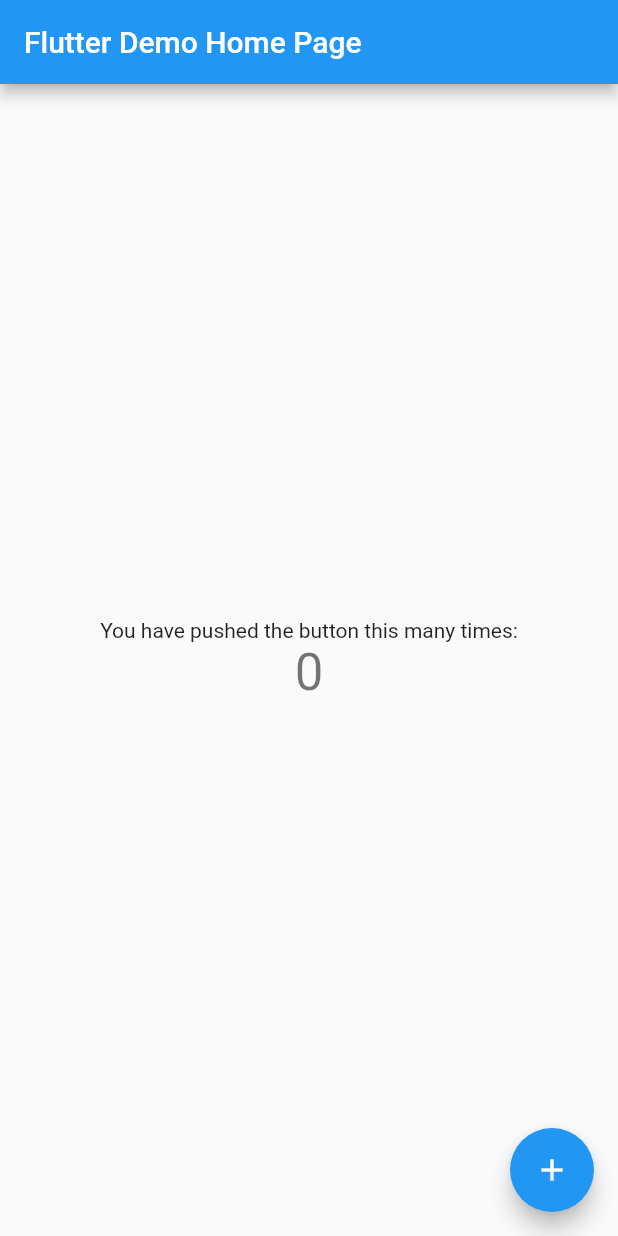
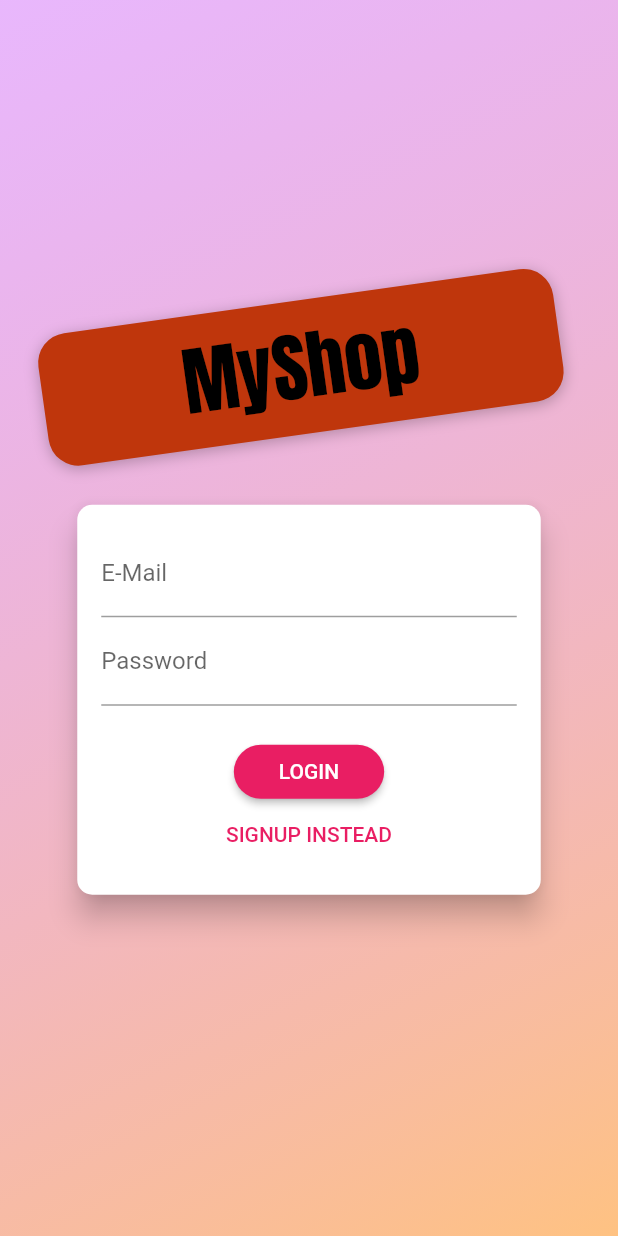
Before and after one commit to Chethan-B-dev/cloud_kitchen, a Flutter app: the screen it shows after launch, on a phone screen of 412 x 824 dp. Run offline on Flutter 3.47's test engine with Material 2 defaults, Android fonts, the phone set to English and light mode, and no system bars.

Commit message:
added authentication screen

```diff
--- a/lib/main.dart
+++ b/lib/main.dart
@@ -1,113 +1,19 @@
 import 'package:flutter/material.dart';
+import './screens/auth_screen.dart';
 
-void main() {
-  runApp(MyApp());
-}
+void main() => runApp(MyApp());
 
 class MyApp extends StatelessWidget {
-  // This widget is the root of your application.
   @override
   Widget build(BuildContext context) {
     return MaterialApp(
       title: 'Flutter Demo',
       theme: ThemeData(
-        // This is the theme of your application.
-        //
-        // Try running your application with "flutter run". You'll see the
-        // application has a blue toolbar. Then, without quitting the app, try
-        // changing the primarySwatch below to Colors.green and then invoke
-        // "hot reload" (press "r" in the console where you ran "flutter run",
-        // or simply save your changes to "hot reload" in a Flutter IDE).
-        // Notice that the counter didn't reset back to zero; the application
-        // is not restarted.
-        primarySwatch: Colors.blue,
+        primarySwatch: Colors.pink,
+        accentColor: Colors.orange,
       ),
-      home: MyHomePage(title: 'Flutter Demo Home Page'),
+      home: AuthScreen(),
+      routes: {AuthScreen.routeName: (ctx) => AuthScreen()},
     );
   }
 }
-
-class MyHomePage extends StatefulWidget {
-  MyHomePage({Key? key, required this.title}) : super(key: key);
-
-  // This widget is the home page of your application. It is stateful, meaning
-  // that it has a State object (defined below) that contains fields that affect
-  // how it looks.
-
-  // This class is the configuration for the state. It holds the values (in this
-  // case the title) provided by the parent (in this case the App widget) and
-  // used by the build method of the State. Fields in a Widget subclass are
-  // always marked "final".
-
-  final String title;
-
-  @override
-  _MyHomePageState createState() => _MyHomePageState();
-}
-
-class _MyHomePageState extends State<MyHomePage> {
-  int _counter = 0;
-
-  void _incrementCounter() {
-    setState(() {
-      // This call to setState tells the Flutter framework that something has
-      // changed in this State, which causes it to rerun the build method below
-      // so that the display can reflect the updated values. If we changed
-      // _counter without calling setState(), then the build method would not be
-      // called again, and so nothing would appear to happen.
-      _counter++;
-    });
-  }
-
-  @override
-  Widget build(BuildContext context) {
-    // This method is rerun every time setState is called, for instance as done
-    // by the _incrementCounter method above.
-    //
-    // The Flutter framework has been optimized to make rerunning build methods
-    // fast, so that you can just rebuild anything that needs updating rather
-    // than having to individually change instances of widgets.
-    return Scaffold(
-      appBar: AppBar(
-        // Here we take the value from the MyHomePage object that was created by
-        // the App.build method, and use it to set our appbar title.
-        title: Text(widget.title),
-      ),
-      body: Center(
-        // Center is a layout widget. It takes a single child and positions it
-        // in the middle of the parent.
-        child: Column(
-          // Column is also a layout widget. It takes a list of children and
-          // arranges them vertically. By default, it sizes itself to fit its
-          // children horizontally, and tries to be as tall as its parent.
-          //
-          // Invoke "debug painting" (press "p" in the console, choose the
-          // "Toggle Debug Paint" action from the Flutter Inspector in Android
-          // Studio, or the "Toggle Debug Paint" command in Visual Studio Code)
-          // to see the wireframe for each widget.
-          //
-          // Column has various properties to control how it sizes itself and
-          // how it positions its children. Here we use mainAxisAlignment to
-          // center the children vertically; the main axis here is the vertical
-          // axis because Columns are vertical (the cross axis would be
-          // horizontal).
-          mainAxisAlignment: MainAxisAlignment.center,
-          children: <Widget>[
-            Text(
-              'You have pushed the button this many times:',
-            ),
-            Text(
-              '$_counter',
-              style: Theme.of(context).textTheme.headline4,
-            ),
-          ],
-        ),
-      ),
-      floatingActionButton: FloatingActionButton(
-        onPressed: _incrementCounter,
-        tooltip: 'Increment',
-        child: Icon(Icons.add),
-      ), // This trailing comma makes auto-formatting nicer for build methods.
-    );
-  }
-}
--- /dev/null
+++ b/lib/models/http_exception.dart
@@ -0,0 +1,11 @@
+class HttpException implements Exception {
+  final String message;
+
+  HttpException(this.message);
+
+  @override
+  String toString() {
+    return message;
+    // return super.toString(); // Instance of HttpException
+  }
+}
--- /dev/null
+++ b/lib/screens/auth_screen.dart
@@ -0,0 +1,319 @@
+import 'dart:math';
+
+import 'package:flutter/material.dart';
+import '../models/http_exception.dart';
+
+enum AuthMode { Signup, Login }
+
+class AuthScreen extends StatelessWidget {
+  static const routeName = '/auth';
+
+  @override
+  Widget build(BuildContext context) {
+    final deviceSize = MediaQuery.of(context).size;
+    // final transformConfig = Matrix4.rotationZ(-8 * pi / 180);
+    // transformConfig.translate(-10.0);
+    return Scaffold(
+      // resizeToAvoidBottomInset: false,
+      body: Stack(
+        children: <Widget>[
+          Container(
+            decoration: BoxDecoration(
+              gradient: LinearGradient(
+                colors: [
+                  Color.fromRGBO(215, 117, 255, 1).withOpacity(0.5),
+                  Color.fromRGBO(255, 188, 117, 1).withOpacity(0.9),
+                ],
+                begin: Alignment.topLeft,
+                end: Alignment.bottomRight,
+                stops: [0, 1],
+              ),
+            ),
+          ),
+          SingleChildScrollView(
+            child: Container(
+              height: deviceSize.height,
+              width: deviceSize.width,
+              child: Column(
+                mainAxisAlignment: MainAxisAlignment.center,
+                crossAxisAlignment: CrossAxisAlignment.center,
+                children: <Widget>[
+                  Flexible(
+                    child: Container(
+                      margin: EdgeInsets.only(bottom: 20.0),
+                      padding:
+                          EdgeInsets.symmetric(vertical: 8.0, horizontal: 94.0),
+                      transform: Matrix4.rotationZ(-8 * pi / 180)
+                        ..translate(-10.0),
+                      // ..translate(-10.0),
+                      decoration: BoxDecoration(
+                        borderRadius: BorderRadius.circular(20),
+                        color: Colors.deepOrange.shade900,
+                        boxShadow: [
+                          BoxShadow(
+                            blurRadius: 8,
+                            color: Colors.black26,
+                            offset: Offset(0, 2),
+                          )
+                        ],
+                      ),
+                      child: Text(
+                        'MyShop',
+                        style: TextStyle(
+                          color: Colors.black,
+                          fontSize: 50,
+                          fontFamily: 'Anton',
+                          fontWeight: FontWeight.normal,
+                        ),
+                      ),
+                    ),
+                  ),
+                  Flexible(
+                    flex: deviceSize.width > 600 ? 2 : 1,
+                    child: AuthCard(),
+                  ),
+                ],
+              ),
+            ),
+          ),
+        ],
+      ),
+    );
+  }
+}
+
+class AuthCard extends StatefulWidget {
+  @override
+  _AuthCardState createState() => _AuthCardState();
+}
+
+class _AuthCardState extends State<AuthCard>
+    with SingleTickerProviderStateMixin {
+  final GlobalKey<FormState> _formKey = GlobalKey();
+  AuthMode _authMode = AuthMode.Login;
+  Map<String, String> _authData = {
+    'email': '',
+    'password': '',
+  };
+  var _isLoading = false;
+  final _passwordController = TextEditingController();
+  AnimationController _controller;
+  Animation<Offset> _slideAnimation;
+  Animation<double> _opacityAnimation;
+
+  @override
+  void initState() {
+    super.initState();
+    _controller = AnimationController(
+      vsync: this,
+      duration: Duration(
+        milliseconds: 300,
+      ),
+    );
+    _slideAnimation = Tween<Offset>(
+      begin: Offset(0, -1.5),
+      end: Offset(0, 0),
+    ).animate(
+      CurvedAnimation(
+        parent: _controller,
+        curve: Curves.fastOutSlowIn,
+      ),
+    );
+    _opacityAnimation = Tween(begin: 0.0, end: 1.0).animate(
+      CurvedAnimation(
+        parent: _controller,
+        curve: Curves.easeIn,
+      ),
+    );
+    // _heightAnimation.addListener(() => setState(() {}));
+  }
+
+  @override
+  void dispose() {
+    super.dispose();
+    _controller.dispose();
+  }
+
+  void _showErrorDialog(String message) {
+    showDialog(
+      context: context,
+      builder: (ctx) => AlertDialog(
+        title: Text('An Error Occurred!'),
+        content: Text(message),
+        actions: <Widget>[
+          FlatButton(
+            child: Text('Okay'),
+            onPressed: () {
+              Navigator.of(ctx).pop();
+            },
+          )
+        ],
+      ),
+    );
+  }
+
+  Future<void> _submit() async {
+    if (!_formKey.currentState.validate()) {
+      // Invalid!
+      return;
+    }
+    _formKey.currentState.save();
+    setState(() {
+      _isLoading = true;
+    });
+    try {
+      if (_authMode == AuthMode.Login) {
+        // Log user in
+        print("login");
+      } else {
+        // Sign user up
+        print("register");
+      }
+    } on HttpException catch (error) {
+      var errorMessage = 'Authentication failed';
+      if (error.toString().contains('EMAIL_EXISTS')) {
+        errorMessage = 'This email address is already in use.';
+      } else if (error.toString().contains('INVALID_EMAIL')) {
+        errorMessage = 'This is not a valid email address';
+      } else if (error.toString().contains('WEAK_PASSWORD')) {
+        errorMessage = 'This password is too weak.';
+      } else if (error.toString().contains('EMAIL_NOT_FOUND')) {
+        errorMessage = 'Could not find a user with that email.';
+      } else if (error.toString().contains('INVALID_PASSWORD')) {
+        errorMessage = 'Invalid password.';
+      }
+      _showErrorDialog(errorMessage);
+    } catch (error) {
+      const errorMessage =
+          'Could not authenticate you. Please try again later.';
+      _showErrorDialog(errorMessage);
+    }
+
+    setState(() {
+      _isLoading = false;
+    });
+  }
+
+  void _switchAuthMode() {
+    if (_authMode == AuthMode.Login) {
+      setState(() {
+        _authMode = AuthMode.Signup;
+      });
+      _controller.forward();
+    } else {
+      setState(() {
+        _authMode = AuthMode.Login;
+      });
+      _controller.reverse();
+    }
+  }
+
+  @override
+  Widget build(BuildContext context) {
+    final deviceSize = MediaQuery.of(context).size;
+    return Card(
+      shape: RoundedRectangleBorder(
+        borderRadius: BorderRadius.circular(10.0),
+      ),
+      elevation: 8.0,
+      child: AnimatedContainer(
+        duration: Duration(milliseconds: 300),
+        curve: Curves.easeIn,
+        height: _authMode == AuthMode.Signup ? 320 : 260,
+        // height: _heightAnimation.value.height,
+        constraints:
+            BoxConstraints(minHeight: _authMode == AuthMode.Signup ? 320 : 260),
+        width: deviceSize.width * 0.75,
+        padding: EdgeInsets.all(16.0),
+        child: Form(
+          key: _formKey,
+          child: SingleChildScrollView(
+            child: Column(
+              children: <Widget>[
+                TextFormField(
+                  decoration: InputDecoration(labelText: 'E-Mail'),
+                  keyboardType: TextInputType.emailAddress,
+                  validator: (value) {
+                    if (value.isEmpty || !value.contains('@')) {
+                      return 'Invalid email!';
+                    }
+                  },
+                  onSaved: (value) {
+                    _authData['email'] = value;
+                  },
+                ),
+                TextFormField(
+                  decoration: InputDecoration(labelText: 'Password'),
+                  obscureText: true,
+                  controller: _passwordController,
+                  validator: (value) {
+                    if (value.isEmpty || value.length < 5) {
+                      return 'Password is too short!';
+                    }
+                  },
+                  onSaved: (value) {
+                    _authData['password'] = value;
+                  },
+                ),
+                AnimatedContainer(
+                  constraints: BoxConstraints(
+                    minHeight: _authMode == AuthMode.Signup ? 60 : 0,
+                    maxHeight: _authMode == AuthMode.Signup ? 120 : 0,
+                  ),
+                  duration: Duration(milliseconds: 300),
+                  curve: Curves.easeIn,
+                  child: FadeTransition(
+                    opacity: _opacityAnimation,
+                    child: SlideTransition(
+                      position: _slideAnimation,
+                      child: TextFormField(
+                        enabled: _authMode == AuthMode.Signup,
+                        decoration:
+                            InputDecoration(labelText: 'Confirm Password'),
+                        obscureText: true,
+                        validator: _authMode == AuthMode.Signup
+                            ? (value) {
+                                if (value != _passwordController.text &&
+                                    value.isNotEmpty) {
+                                  return 'Passwords do not match!';
+                                }
+                              }
+                            : null,
+                      ),
+                    ),
+                  ),
+                ),
+                SizedBox(
+                  height: 20,
+                ),
+                if (_isLoading)
+                  CircularProgressIndicator()
+                else
+                  RaisedButton(
+                    child:
+                        Text(_authMode == AuthMode.Login ? 'LOGIN' : 'SIGN UP'),
+                    onPressed: _submit,
+                    shape: RoundedRectangleBorder(
+                      borderRadius: BorderRadius.circular(30),
+                    ),
+                    padding:
+                        EdgeInsets.symmetric(horizontal: 30.0, vertical: 8.0),
+                    color: Theme.of(context).primaryColor,
+                    textColor: Theme.of(context).primaryTextTheme.button.color,
+                  ),
+                FlatButton(
+                  child: Text(
+                      '${_authMode == AuthMode.Login ? 'SIGNUP' : 'LOGIN'} INSTEAD'),
+                  onPressed: _switchAuthMode,
+                  padding: EdgeInsets.symmetric(horizontal: 30.0, vertical: 4),
+                  materialTapTargetSize: MaterialTapTargetSize.shrinkWrap,
+                  textColor: Theme.of(context).primaryColor,
+                ),
+              ],
+            ),
+          ),
+        ),
+      ),
+    );
+  }
+}
```
Also changed, not shown: helpers/custom_route.dart (added, +46 -0 lines), lib/models/user.dart (added, +15 -0 lines), pubspec.yaml (+11 -10 lines), assets/fonts/Anton-Regular.ttf (added), assets/fonts/Lato-Bold.ttf (added), assets/fonts/Lato-Regular.ttf (added).
